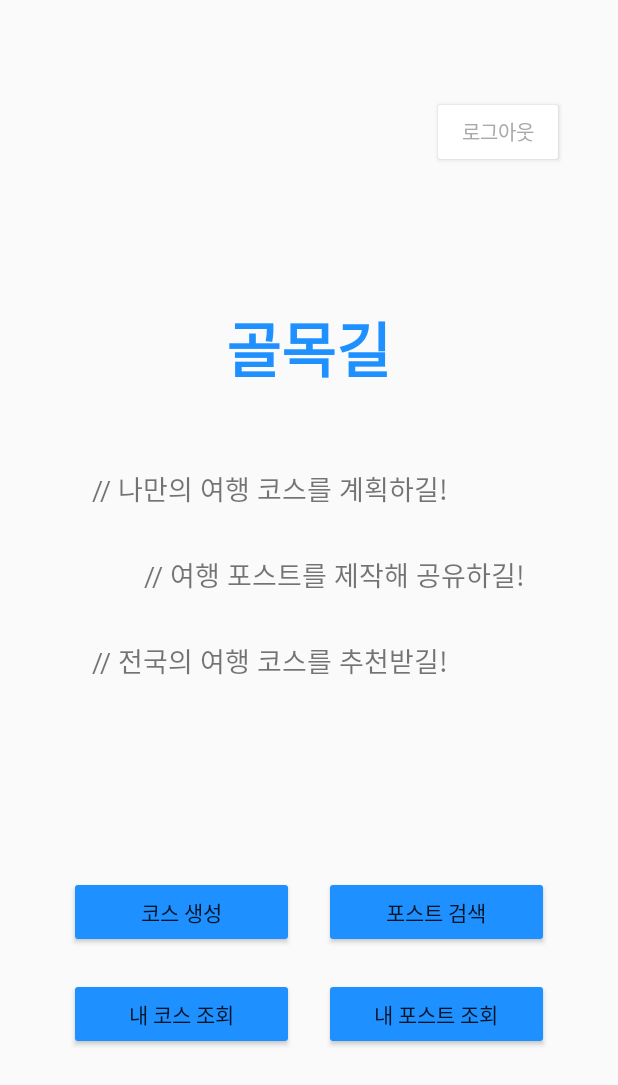
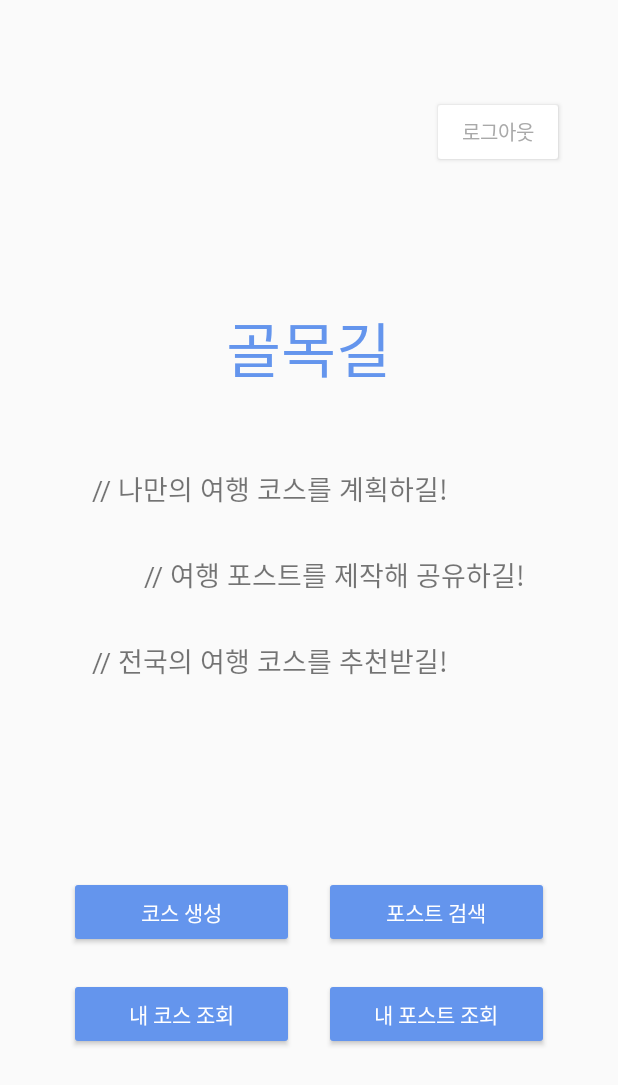
Before and after one commit to 23-2-Software-Engineering/FE, an Android app: the MainActivity screen opened directly, with no data from a screen before it, on a phone screen of 412 x 824 dp. Shown: the top 1085 px of the screen. Run offline under Robolectric (Android 15) with nearby library versions, the phone set to English and light mode, and no system bars; 1 statement that could not run was skipped.

Commit message:
전체 UI 보완 2

```diff
--- a/app/src/main/java/com/example/hello/CreatePostContents.kt
+++ b/app/src/main/java/com/example/hello/CreatePostContents.kt
@@ -25,7 +25,6 @@ import com.example.hello.model.CourseDto
 import com.example.hello.model.LikeResponseDTO
 import com.example.hello.model.PostDTO
 import com.example.hello.model.PostDataDTO
-import com.example.hello.model.LikeResponseDTO
 import kotlinx.android.synthetic.main.activity_post_contents.authorNicknameView
 import okhttp3.MediaType
 import okhttp3.MediaType.Companion.toMediaTypeOrNull
--- a/app/src/main/res/layout/activity_main.xml
+++ b/app/src/main/res/layout/activity_main.xml
@@ -37,9 +37,8 @@
             android:layout_gravity="center"
             android:fontFamily="@font/gwangyangtouching"
             android:text="골목길"
-            android:textColor="@color/dodgerBlue"
-            android:textSize="40sp"
-            android:textStyle="bold" />
+            android:textColor="@color/cornflowerblue"
+            android:textSize="40sp" />
 
         <TextView
             android:layout_width="wrap_content"
@@ -91,7 +90,8 @@
                 android:layout_gravity="center_horizontal"
                 android:layout_margin="10dp"
                 android:fontFamily="@font/gwangyangtouching"
-                android:backgroundTint="@color/dodgerBlue"
+                android:textColor="@color/white"
+                android:backgroundTint="@color/cornflowerblue"
                 android:text="코스 생성" />
 
             <Button
@@ -104,7 +104,8 @@
                 android:layout_gravity="center_horizontal"
                 android:layout_margin="10dp"
                 android:fontFamily="@font/gwangyangtouching"
-                android:backgroundTint="@color/dodgerBlue"
+                android:textColor="@color/white"
+                android:backgroundTint="@color/cornflowerblue"
                 android:text="포스트 검색" />
 
             <Button
@@ -117,7 +118,8 @@
                 android:layout_gravity="center_horizontal"
                 android:layout_margin="10dp"
                 android:fontFamily="@font/gwangyangtouching"
-                android:backgroundTint="@color/dodgerBlue"
+                android:textColor="@color/white"
+                android:backgroundTint="@color/cornflowerblue"
                 android:text="내 코스 조회" />
 
             <Button
@@ -130,7 +132,8 @@
                 android:layout_gravity="center_horizontal"
                 android:layout_margin="10dp"
                 android:fontFamily="@font/gwangyangtouching"
-                android:backgroundTint="@color/dodgerBlue"
+                android:textColor="@color/white"
+                android:backgroundTint="@color/cornflowerblue"
                 android:text="내 포스트 조회" />
 
         </GridLayout>
--- a/app/src/main/res/layout/activity_post_contents_item.xml
+++ b/app/src/main/res/layout/activity_post_contents_item.xml
@@ -20,7 +20,7 @@
             android:layout_width="match_parent"
             android:layout_height="5dp"
             android:layout_marginTop="8dp"
-            android:background="@color/dodgerBlue" />
+            android:background="@color/cornflowerblue" />
 
         <TextView
             android:id="@+id/courseTitle"
@@ -40,7 +40,7 @@
             <View
                 android:layout_width="4dp"
                 android:layout_height="match_parent"
-                android:background="@color/dodgerBlue" />
+                android:background="@color/cornflowerblue" />
 
             <TextView
                 android:id="@+id/placeName"
--- a/app/src/main/res/layout/activity_post_search.xml
+++ b/app/src/main/res/layout/activity_post_search.xml
@@ -40,7 +40,7 @@
                 android:layout_width="284dp"
                 android:layout_height="match_parent"
                 android:layout_weight="1"
-                android:background="@drawable/til_background"
+                android:background="@color/aliceBlue"
                 android:hint="Search"
                 android:paddingLeft="32dp"
                 android:textSize="18sp" />
--- a/app/src/main/res/layout/activity_select_tag.xml
+++ b/app/src/main/res/layout/activity_select_tag.xml
@@ -192,8 +192,8 @@
             android:layout_below="@id/gridLayout"
             android:layout_gravity="center_horizontal"
             android:layout_marginTop="50dp"
-            android:backgroundTint="@color/dodgerBlue"
-            android:fontFamily="@font/gwangyangtouching"
+            android:textColor="@color/white"
+            android:backgroundTint="@color/cornflowerblue"
             android:text="@string/selectTagButton" />
 
     </LinearLayout>
--- a/app/src/main/res/layout/kakao_map.xml
+++ b/app/src/main/res/layout/kakao_map.xml
@@ -48,6 +48,7 @@
             android:layout_width="wrap_content"
             android:layout_height="wrap_content"
             android:layout_marginEnd="8dp"
+            android:textColor="@color/white"
             android:backgroundTint="@color/cornflowerblue"
             android:text="검색"
             android:fontFamily="@font/gwangyangtouching"
@@ -74,7 +75,7 @@
             android:layout_marginStart="8dp"
             android:enabled="false"
             android:text="이전"
-            android:textColor="@color/black"
+            android:textColor="@color/white"
             android:backgroundTint="@color/cornflowerblue"
             android:fontFamily="@font/gwangyangtouching"
             app:layout_constraintBottom_toBottomOf="parent"
@@ -88,7 +89,7 @@
             android:layout_marginEnd="8dp"
             android:enabled="false"
             android:text="다음"
-            android:textColor="@color/black"
+            android:textColor="@color/white"
             android:backgroundTint="@color/cornflowerblue"
             android:fontFamily="@font/gwangyangtouching"
             app:layout_constraintBottom_toBottomOf="parent"
--- a/app/src/main/res/layout/my_post_item.xml
+++ b/app/src/main/res/layout/my_post_item.xml
@@ -39,8 +39,9 @@
             android:layout_height="wrap_content"
             android:layout_gravity="center"
             android:layout_margin="15dp"
+            android:backgroundTint="@color/cornflowerblue"
             android:text="@string/postTitle"
-            android:textSize="20sp" />
+            android:textSize="15sp" />
 
     </LinearLayout>
 
```
Also changed, not shown: app/src/main/res/layout/activity_sign_in.xml (+3 -5 lines).
